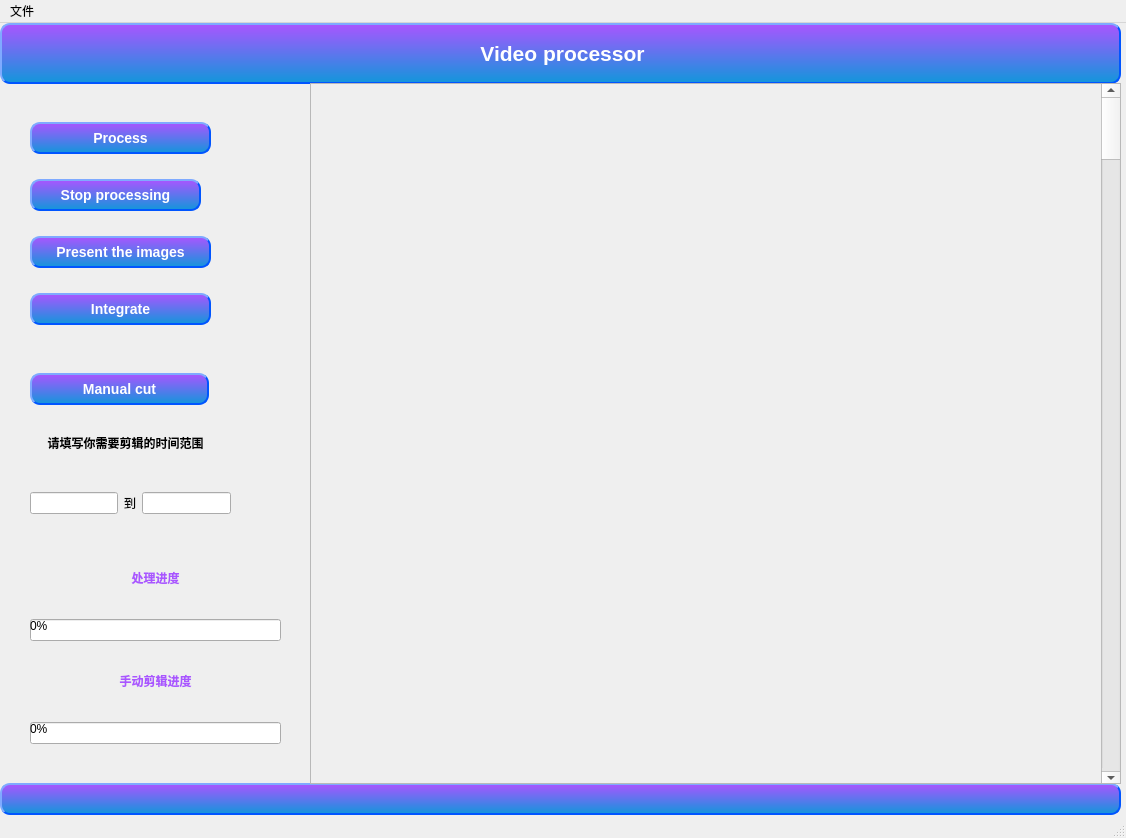
First picture: the form in demo.ui, repository HarryandJack/Surgical_video_clipping, before the edit.
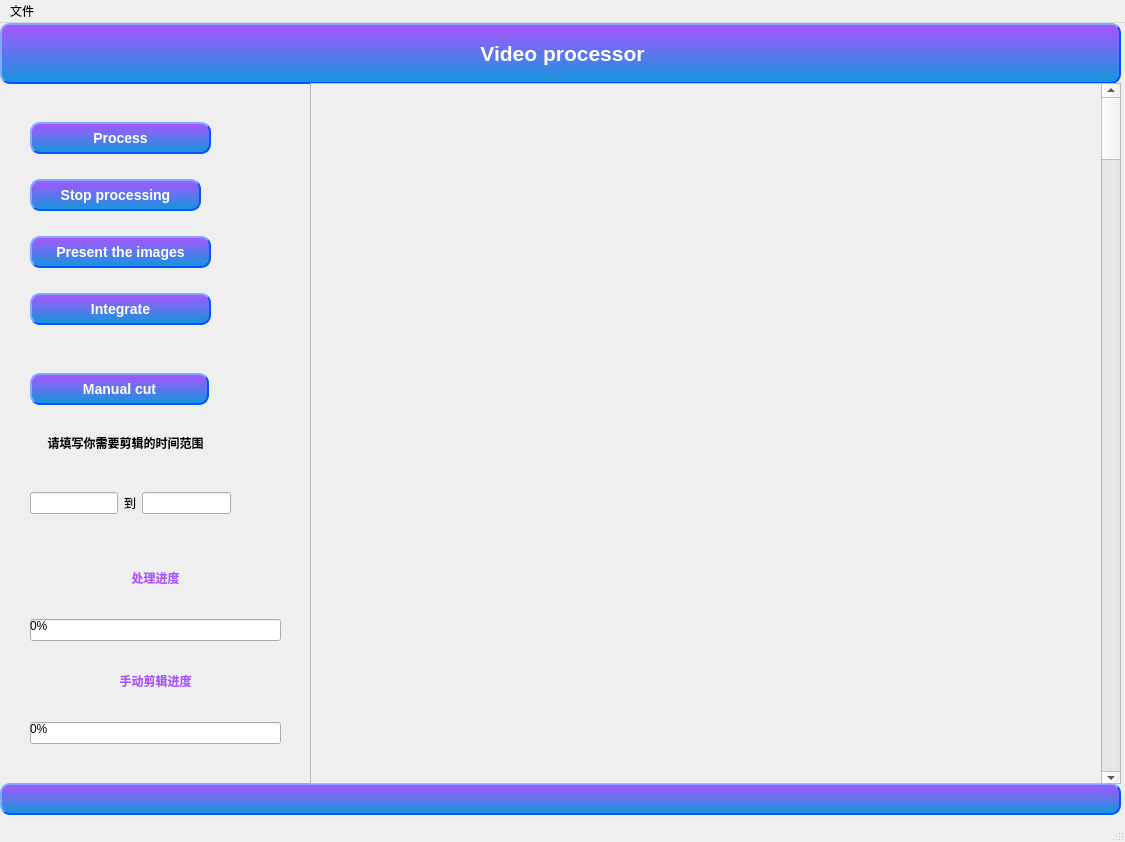
Second picture: the form after the edit.

The edit to the form file:
```diff
--- a/demo.ui
+++ b/demo.ui
@@ -6,10 +6,16 @@
    <rect>
     <x>0</x>
     <y>0</y>
-    <width>1126</width>
-    <height>838</height>
+    <width>1125</width>
+    <height>842</height>
    </rect>
   </property>
+  <property name="maximumSize">
+   <size>
+    <width>1125</width>
+    <height>842</height>
+   </size>
+  </property>
   <property name="windowTitle">
    <string>MainWindow</string>
   </property>
@@ -450,7 +456,7 @@
     <rect>
      <x>0</x>
      <y>0</y>
-     <width>1126</width>
+     <width>1125</width>
      <height>23</height>
     </rect>
    </property>
```
